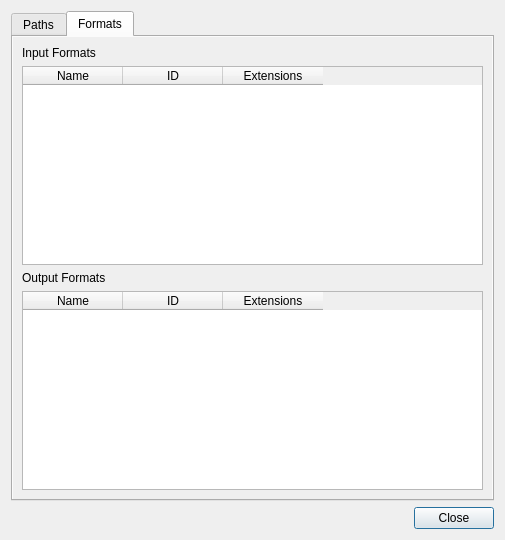
Old version of the form src/gui/widgets/dialogs/about_env_dialog.ui in the repository KDE/glaxnimate.
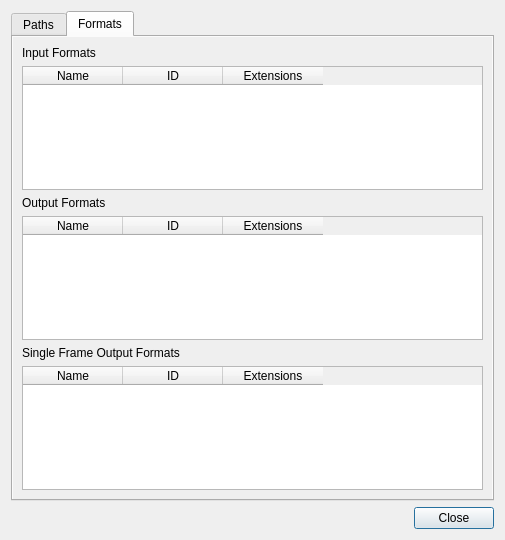
New version of the form. The open tabs and pages were chosen to show the change. Icons and pictures are not drawn.

Commit message: Proper handling of formats that support static export

Diff of the .ui file:
```diff
--- a/src/gui/widgets/dialogs/about_env_dialog.ui
+++ b/src/gui/widgets/dialogs/about_env_dialog.ui
@@ -214,8 +214,8 @@
            <rect>
             <x>0</x>
             <y>0</y>
-            <width>483</width>
-            <height>458</height>
+            <width>487</width>
+            <height>449</height>
            </rect>
           </property>
           <layout class="QVBoxLayout" name="verticalLayout_9">
@@ -301,6 +301,47 @@
              </column>
             </widget>
            </item>
+           <item>
+            <widget class="QLabel" name="label_9">
+             <property name="text">
+              <string>Single Frame Output Formats </string>
+             </property>
+            </widget>
+           </item>
+           <item>
+            <widget class="QTableWidget" name="table_formats_output_static">
+             <property name="verticalScrollBarPolicy">
+              <enum>Qt::ScrollBarPolicy::ScrollBarAlwaysOff</enum>
+             </property>
+             <property name="editTriggers">
+              <set>QAbstractItemView::EditTrigger::NoEditTriggers</set>
+             </property>
+             <property name="textElideMode">
+              <enum>Qt::TextElideMode::ElideNone</enum>
+             </property>
+             <property name="horizontalScrollMode">
+              <enum>QAbstractItemView::ScrollMode::ScrollPerPixel</enum>
+             </property>
+             <attribute name="verticalHeaderVisible">
+              <bool>false</bool>
+             </attribute>
+             <column>
+              <property name="text">
+               <string>Name</string>
+              </property>
+             </column>
+             <column>
+              <property name="text">
+               <string>ID</string>
+              </property>
+             </column>
+             <column>
+              <property name="text">
+               <string>Extensions</string>
+              </property>
+             </column>
+            </widget>
+           </item>
           </layout>
          </widget>
         </widget>
```
Left out of the diff: 13 changed lines with no effect on the pictures. The commit also changes 39 other files.
